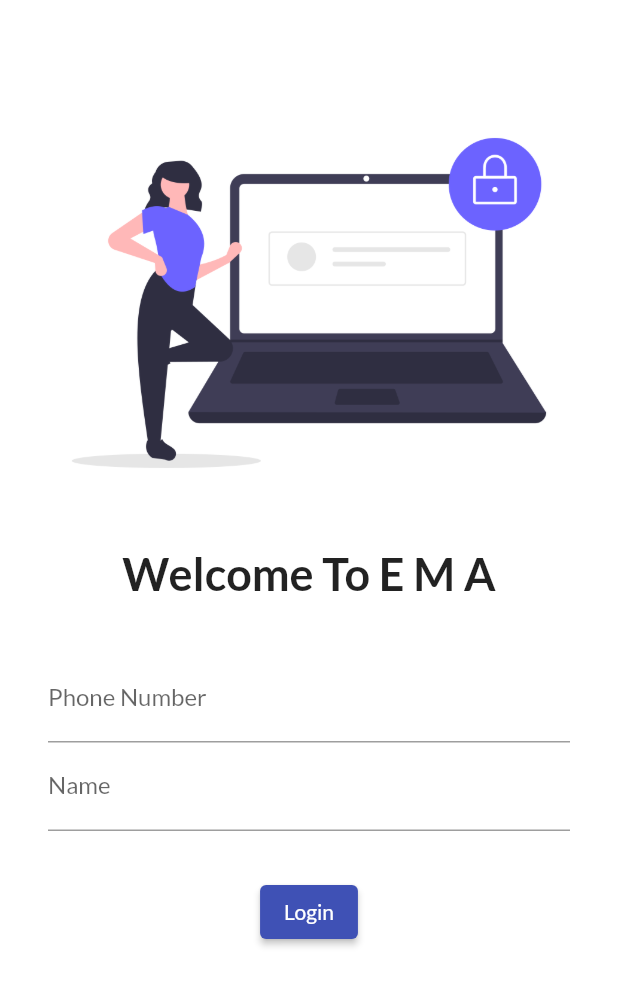
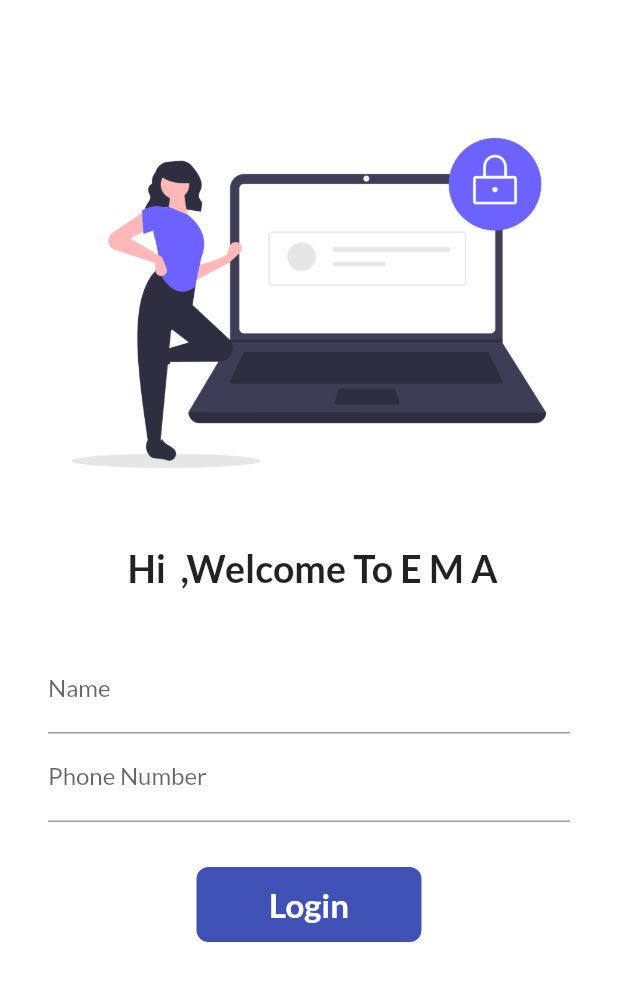
Before and after one commit to Abdev1205/firstapp, a Flutter app: the screen it shows after launch, on a phone screen of 412 x 824 dp. Shown: the top 986 px of the screen. Run offline on Flutter 3.47's test engine with Material 2 defaults, Android fonts, the light colour scheme and no system bars; our stand-ins replace google_fonts.

Commit message:
2nd changes

```diff
--- a/ema_app/lib/main.dart
+++ b/ema_app/lib/main.dart
@@ -1,3 +1,4 @@
+import 'package:ema_app/utilis/route.dart';
 import 'package:flutter/material.dart';
 import 'package:google_fonts/google_fonts.dart';
 import 'pages/home_page.dart';
@@ -18,8 +19,8 @@
       ),
       initialRoute: "/login",
       routes: {
-        "/": (context) => HomePage(),
-        "/login": (context) => LoginPage(),
+        MyRoute.homeroute: (context) => HomePage(),
+        MyRoute.loginroute: (context) => LoginPage(),
       },
     );
   }
--- a/ema_app/lib/pages/login_page.dart
+++ b/ema_app/lib/pages/login_page.dart
@@ -1,15 +1,24 @@
 // ignore_for_file: prefer_const_constructors
 
+import 'package:ema_app/utilis/route.dart';
 import 'package:flutter/material.dart';
 
-class LoginPage extends StatelessWidget {
+class LoginPage extends StatefulWidget {
   const LoginPage({Key? key}) : super(key: key);
 
+  @override
+  State<LoginPage> createState() => _LoginPageState();
+}
+
+class _LoginPageState extends State<LoginPage> {
   // This widget is the root of your application.
+  String name = "";
+  bool changeButton = false;
   @override
   Widget build(BuildContext context) {
     return Material(
         color: Colors.white,
+        child: SingleChildScrollView(
           child: Column(
             children: [
               SizedBox(
@@ -23,9 +32,9 @@
                 height: 20.0,
               ),
               Text(
-            "Welcome To E M A",
+                " Hi $name ,Welcome To E M A",
                 style: TextStyle(
-              fontSize: 30.0,
+                  fontSize: 25.0,
                   fontWeight: FontWeight.bold,
                 ),
               ),
@@ -40,27 +49,69 @@
                 child: Column(children: [
                   TextFormField(
                     decoration: InputDecoration(
+                      hintText: "Enter Your Name",
+                      labelText: "Name",
+                    ),
+                    onChanged: (value) {
+                      name = value;
+                      setState(() {});
+                    },
+                  ),
+                  TextFormField(
+                      decoration: InputDecoration(
                     hintText: "Enter Your Phone Number",
                     labelText: "Phone Number",
-              )),
-              TextFormField(
-                  decoration: InputDecoration(
-                hintText: "Enter Your Name",
-                labelText: "Name",
                   )),
                   SizedBox(
                     height: 30.0,
                   ),
-              ElevatedButton(
+                  InkWell(
+                    onTap: () async {
+                      setState(() {
+                        changeButton = true;
+                      });
+                      await Future.delayed(Duration(seconds: 1));
+                      Navigator.pushNamed(context, MyRoute.homeroute);
+                    },
+                    child: AnimatedContainer(
+                      duration: Duration(seconds: 1),
+                      height: 50,
+                      width: changeButton ? 50 : 150,
+                      alignment: Alignment.center,
+                      // ignore: sort_child_properties_last
+                      child: changeButton
+                          ? Icon(
+                              Icons.done,
+                              color: Colors.white,
+                            )
+                          : Text(
+                              "Login",
+                              style: TextStyle(
+                                color: Colors.white,
+                                fontSize: 22,
+                                fontWeight: FontWeight.bold,
+                              ),
+                            ),
+                      decoration: BoxDecoration(
+                          color: Colors.indigo,
+                          borderRadius:
+                              BorderRadius.circular(changeButton ? 50 : 8)),
+                    ),
+                  )
+
+                  /*ElevatedButton(
                       child: Text("Login"),
                       style: TextButton.styleFrom(),
                       onPressed: () {
-                    print("all working");
-                  }),
+                        Navigator.pushNamed(
+                          context,
+                          MyRoute.homeroute,
+                        );
+                      }),*/
                 ]),
               )
             ],
           ),
-    );
+        ));
   }
 }
--- /dev/null
+++ b/ema_app/lib/utilis/route.dart
@@ -0,0 +1,4 @@
+class MyRoute {
+  static String loginroute = "/login";
+  static String homeroute = "/home";
+}
```
Lines whose indentation alone changed are shown as unchanged.
